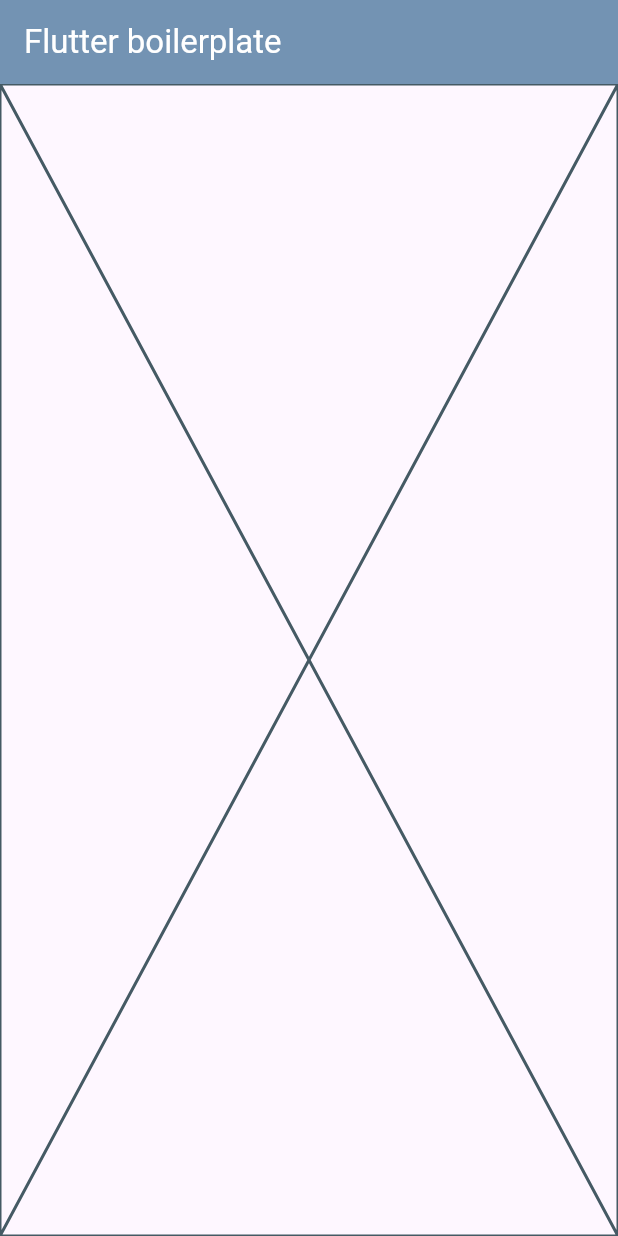
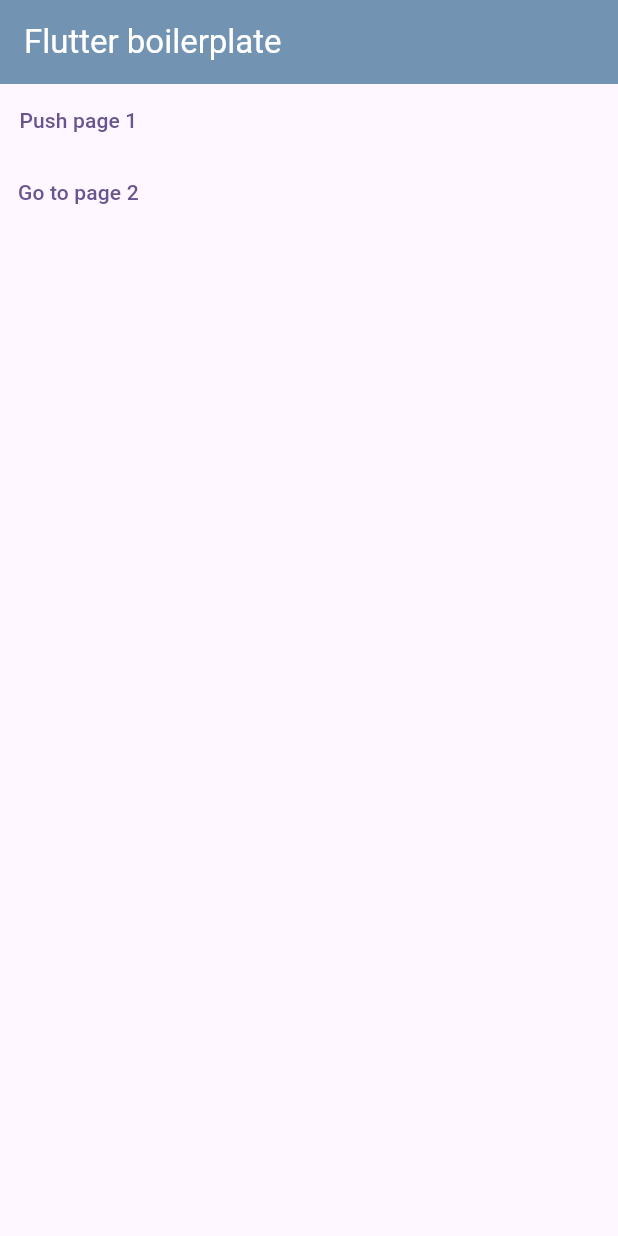
Before and after one commit to MatheusTLemos/flutter_boilerplate, a Flutter app: the screen it shows after launch, on a phone screen of 412 x 824 dp. Run offline on Flutter 3.47's test engine with Material 2 defaults, Android fonts, the phone set to English and light mode, and no system bars; our stand-ins replace go_router; generated files the repository leaves out were written again.

Commit message:
Add navigation

```diff
--- /dev/null
+++ b/lib/app/router.dart
@@ -0,0 +1,22 @@
+import 'package:flutter_boilerplate/pages/home/home.dart';
+import 'package:flutter_boilerplate/pages/page1/page1.dart';
+import 'package:flutter_boilerplate/pages/page2/page2.dart';
+import 'package:go_router/go_router.dart';
+
+// GoRouter configuration
+final appRouter = GoRouter(
+  routes: [
+    GoRoute(
+      path: '/',
+      builder: (context, state) => const Home(),
+    ),
+    GoRoute(
+      path: '/page1',
+      builder: (context, state) => const Page1(),
+    ),
+    GoRoute(
+      path: '/page2',
+      builder: (context, state) => const Page2(),
+    ),
+  ],
+);
--- a/lib/main.dart
+++ b/lib/main.dart
@@ -1,5 +1,5 @@
 import 'package:flutter/material.dart';
-import 'package:flutter_boilerplate/pages/home/home.dart';
+import 'package:flutter_boilerplate/app/router.dart';
 import 'package:flutter_localizations/flutter_localizations.dart';
 import 'package:flutter_gen/gen_l10n/app_localizations.dart';
 
@@ -12,7 +12,7 @@ class MyApp extends StatelessWidget {
 
   @override
   Widget build(BuildContext context) {
-    return MaterialApp(
+    return MaterialApp.router(
       title: 'Flutter Boilerplate',
       theme: ThemeData(
         colorScheme: ColorScheme.fromSeed(seedColor: Colors.deepPurple),
@@ -28,7 +28,7 @@ class MyApp extends StatelessWidget {
         Locale('en', ''),
         Locale('pt', ''),
       ],
-      home: const Home(),
+      routerConfig: appRouter,
     );
   }
 }
--- a/lib/pages/home/home.dart
+++ b/lib/pages/home/home.dart
@@ -1,5 +1,6 @@
 import 'package:flutter/material.dart';
-import 'package:flutter_gen/gen_l10n/app_localizations.dart';
+import 'package:flutter_boilerplate/shared/widgets/appbar.dart';
+import 'package:go_router/go_router.dart';
 
 class Home extends StatelessWidget {
   const Home({super.key});
@@ -7,16 +8,19 @@ class Home extends StatelessWidget {
   @override
   Widget build(BuildContext context) {
     return Scaffold(
-      appBar: AppBar(
-        title: Text(
-          AppLocalizations.of(context)!.appTitle,
-          style: const TextStyle(
-            color: Colors.white,
+      appBar: const Appbar(),
+      body: Column(
+        children: [
+          TextButton(
+            onPressed: () => context.push('/page1'),
+            child: const Text('Push page 1'),
           ),
-        ),
-        backgroundColor: const Color.fromRGBO(115, 147, 179, 1),
+          TextButton(
+            onPressed: () => context.go('/page2'),
+            child: const Text('Go to page 2'),
+          ),
+        ],
       ),
-      body: const Placeholder(),
     );
   }
 }
--- /dev/null
+++ b/lib/shared/widgets/appbar.dart
@@ -0,0 +1,24 @@
+import 'package:flutter/material.dart';
+import 'package:flutter_gen/gen_l10n/app_localizations.dart';
+
+class Appbar extends StatelessWidget implements PreferredSizeWidget {
+  const Appbar({
+    super.key,
+  });
+
+  @override
+  Widget build(BuildContext context) {
+    return AppBar(
+      title: Text(
+        AppLocalizations.of(context)!.appTitle,
+        style: const TextStyle(
+          color: Colors.white,
+        ),
+      ),
+      backgroundColor: const Color.fromRGBO(115, 147, 179, 1),
+    );
+  }
+
+  @override
+  Size get preferredSize => const Size.fromHeight(kToolbarHeight);
+}
--- a/pubspec.yaml
+++ b/pubspec.yaml
@@ -11,6 +11,7 @@ dependencies:
   flutter_localizations:
     sdk: flutter
   intl: ^0.18.1
+  go_router: ^10.2.0
 dev_dependencies:
   flutter_test:
     sdk: flutter
```
Also changed, not shown: lib/pages/page1/page1.dart (added, +16 -0 lines), lib/pages/page2/page2.dart (added, +20 -0 lines), pubspec.lock.
